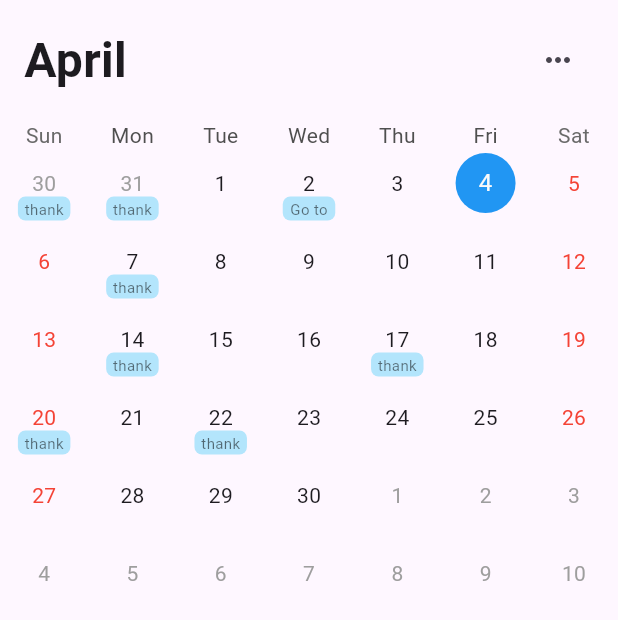
After one commit to To-Do-List-app-Final-Project/To_Do_List_App, a Flutter app: the CalendarPage screen opened directly, on a phone screen of 412 x 824 dp. The commit adds this screen. Shown: the top 620 px of the screen. Run offline on Flutter 3.47's test engine with Material 3 defaults, Android fonts, the phone set to English and light mode, and no system bars; drawn by our look-alikes of table_calendar; our stand-ins replace dio, get, shared_preferences; accounts and stored records are empty.

Commit message:
Add Calender Page and fix my Reminder Dialog

```diff
--- a/lib/features/todo/data/repositories/profile_repository.dart
+++ b/lib/features/todo/data/repositories/profile_repository.dart
@@ -4,7 +4,7 @@ import 'package:to_do_list_app/features/todo/data/models/user_model.dart';
 
 class ProfileRepository {
   final Dio _dio = Dio(BaseOptions(
-    baseUrl: 'https://your-api-base-url.com/api',
+    baseUrl: 'http://10.0.2.2:8094',
     headers: {
       'Content-Type': 'application/json',
     },
--- /dev/null
+++ b/lib/features/todo/presentation/pages/calender_page.dart
@@ -0,0 +1,271 @@
+import 'package:flutter/material.dart';
+import 'package:intl/intl.dart';
+import 'package:table_calendar/table_calendar.dart';
+
+class CalendarPage extends StatefulWidget {
+  const CalendarPage({Key? key}) : super(key: key);
+
+  @override
+  _CalendarPageState createState() => _CalendarPageState();
+}
+
+class _CalendarPageState extends State<CalendarPage> {
+  CalendarFormat _calendarFormat = CalendarFormat.month;
+  DateTime _focusedDay = DateTime.now();
+  DateTime? _selectedDay;
+
+  // Sample task data
+  Map<DateTime, List<String>> _tasks = {
+    DateTime(2025, 3, 30): ['thank'],
+    DateTime(2025, 3, 31): ['thank'],
+    DateTime(2025, 4, 2): ['Go to'],
+    DateTime(2025, 4, 7): ['thank'],
+    DateTime(2025, 4, 14): ['thank'],
+    DateTime(2025, 4, 17): ['thank'],
+    DateTime(2025, 4, 20): ['thank'],
+    DateTime(2025, 4, 22): ['thank'],
+  };
+
+  List<String> _getTasksForDay(DateTime day) {
+    // Using the isSameDay function to ensure proper date comparison
+    for (final taskDay in _tasks.keys) {
+      if (isSameDay(taskDay, day)) {
+        return _tasks[taskDay] ?? [];
+      }
+    }
+    return [];
+  }
+
+  @override
+  void initState() {
+    super.initState();
+    _selectedDay = _focusedDay;
+  }
+
+  @override
+  Widget build(BuildContext context) {
+    return Scaffold(
+      body: SafeArea(
+        child: Column(
+          children: [
+            Padding(
+              padding: const EdgeInsets.all(16.0),
+              child: Row(
+                mainAxisAlignment: MainAxisAlignment.spaceBetween,
+                children: [
+                  Text(
+                    DateFormat('MMMM').format(_focusedDay),
+                    style: const TextStyle(
+                      fontSize: 32,
+                      fontWeight: FontWeight.bold,
+                    ),
+                  ),
+                  IconButton(
+                    icon: const Icon(Icons.more_horiz),
+                    onPressed: () {},
+                  ),
+                ],
+              ),
+            ),
+            TableCalendar(
+              firstDay: DateTime.utc(2020, 1, 1),
+              lastDay: DateTime.utc(2030, 12, 31),
+              focusedDay: _focusedDay,
+              calendarFormat: _calendarFormat,
+              availableCalendarFormats: const {
+                CalendarFormat.month: 'Month',
+              },
+              startingDayOfWeek: StartingDayOfWeek.sunday,
+              headerVisible: false,
+              daysOfWeekVisible: true,
+              sixWeekMonthsEnforced: true,
+
+              // Calendar styling
+              calendarStyle: CalendarStyle(
+                outsideDaysVisible: true,
+                weekendTextStyle: TextStyle(color: Colors.red),
+                holidayTextStyle: TextStyle(color: Colors.red),
+                todayDecoration: BoxDecoration(
+                  color: Colors.blue,
+                  shape: BoxShape.circle,
+                ),
+                selectedDecoration: BoxDecoration(
+                  color: Colors.blue,
+                  shape: BoxShape.circle,
+                ),
+                markerDecoration: BoxDecoration(
+                  color: Colors.lightBlue.shade100,
+                  shape: BoxShape.rectangle,
+                  borderRadius: BorderRadius.circular(5),
+                ),
+              ),
+
+              // Event markers
+              eventLoader: _getTasksForDay,
+
+              calendarBuilders: CalendarBuilders(
+                markerBuilder: (context, date, events) {
+                  if (events.isNotEmpty) {
+                    return Positioned(
+                      bottom: 1,
+                      child: Container(
+                        height: 16,
+                        width: 35,
+                        decoration: BoxDecoration(
+                          color: Colors.lightBlue.shade100,
+                          borderRadius: BorderRadius.circular(5),
+                        ),
+                        child: Center(
+                          child: Text(
+                            events[0] as String,
+                            style: const TextStyle(
+                              color: Colors.black54,
+                              fontSize: 10,
+                            ),
+                          ),
+                        ),
+                      ),
+                    );
+                  }
+                  return null;
+                },
+                todayBuilder: (context, date, _) {
+                  return Container(
+                    margin: const EdgeInsets.all(4.0),
+                    alignment: Alignment.center,
+                    decoration: BoxDecoration(
+                      color: Colors.blue,
+                      shape: BoxShape.circle,
+                    ),
+                    child: Text(
+                      date.day.toString(),
+                      style: const TextStyle(color: Colors.white),
+                    ),
+                  );
+                },
+                outsideBuilder: (context, date, _) {
+                  return Container(
+                    margin: const EdgeInsets.all(4.0),
+                    alignment: Alignment.center,
+                    child: Text(
+                      date.day.toString(),
+                      style: const TextStyle(color: Colors.grey),
+                    ),
+                  );
+                },
+              ),
+
+              selectedDayPredicate: (day) {
+                return isSameDay(_selectedDay, day);
+              },
+
+              onDaySelected: (selectedDay, focusedDay) {
+                setState(() {
+                  _selectedDay = selectedDay;
+                  _focusedDay = focusedDay;
+                  _showTasksBottomSheet(selectedDay);
+                });
+              },
+
+              onPageChanged: (focusedDay) {
+                setState(() {
+                  _focusedDay = focusedDay;
+                });
+              },
+            ),
+            const Spacer(),
+          ],
+        ),
+      ),
+    );
+  }
+
+  void _showTasksBottomSheet(DateTime day) {
+    String formattedDate = DateFormat('EEE, MMM d').format(day);
+    int daysUntil = day.difference(DateTime.now()).inDays;
+    String daysText = 'D';
+    if (daysUntil > 0) {
+      daysText += ' +$daysUntil';
+    } else if (daysUntil < 0) {
+      daysText += ' ${daysUntil}';
+    } else {
+      daysText += ' 0';
+    }
+
+    showModalBottomSheet(
+      context: context,
+      backgroundColor: Colors.transparent,
+      builder: (context) {
+        return Container(
+          decoration: const BoxDecoration(
+            color: Colors.white,
+            borderRadius: BorderRadius.only(
+              topLeft: Radius.circular(20),
+              topRight: Radius.circular(20),
+            ),
+          ),
+          child: Column(
+            mainAxisSize: MainAxisSize.min,
+            children: [
+              Padding(
+                padding: const EdgeInsets.all(16.0),
+                child: Row(
+                  mainAxisAlignment: MainAxisAlignment.spaceBetween,
+                  children: [
+                    Column(
+                      crossAxisAlignment: CrossAxisAlignment.start,
+                      children: [
+                        Text(
+                          formattedDate,
+                          style: const TextStyle(
+                            fontSize: 18,
+                            fontWeight: FontWeight.bold,
+                          ),
+                        ),
+                        Text(
+                          daysText,
+                          style: TextStyle(
+                            color: Colors.grey,
+                          ),
+                        ),
+                      ],
+                    ),
+                    IconButton(
+                      icon: const Icon(Icons.sentiment_satisfied_outlined),
+                      onPressed: () {},
+                    ),
+                  ],
+                ),
+              ),
+              const SizedBox(height: 100), // Space for tasks
+              Padding(
+                padding: const EdgeInsets.all(16.0),
+                child: ElevatedButton(
+                  onPressed: () {},
+                  style: ElevatedButton.styleFrom(
+                    backgroundColor: Colors.grey.shade200,
+                    foregroundColor: Colors.black54,
+                    elevation: 0,
+                    shape: RoundedRectangleBorder(
+                      borderRadius: BorderRadius.circular(10),
+                    ),
+                    minimumSize: const Size(double.infinity, 50),
+                  ),
+                  child: const Row(
+                    mainAxisAlignment: MainAxisAlignment.center,
+                    children: [
+                      Icon(Icons.add),
+                      SizedBox(width: 8),
+                      Text("Add a Task"),
+                    ],
+                  ),
+                ),
+              ),
+              const SizedBox(height: 20),
+            ],
+          ),
+        );
+      },
+    );
+  }
+}
--- a/lib/features/todo/presentation/pages/main_screen.dart
+++ b/lib/features/todo/presentation/pages/main_screen.dart
@@ -3,6 +3,7 @@ import 'package:flutter/material.dart';
 import 'package:get/get.dart';
 import 'package:to_do_list_app/features/auth/presentation/controllers/auth_controller.dart';
 import 'package:to_do_list_app/features/todo/presentation/controllers/profile_controller.dart';
+import 'package:to_do_list_app/features/todo/presentation/pages/calender_page.dart';
 import 'package:to_do_list_app/features/todo/presentation/pages/home_page.dart';
 import 'package:to_do_list_app/features/todo/presentation/pages/profile_screen.dart';
 import '../widgets/bottom_navbar.dart';
@@ -51,7 +52,7 @@ class _MainScreenState extends State<MainScreen> {
   Widget build(BuildContext context) {
     final pages = [
       const HomePage(),
-      const HomePage(),
+      const CalendarPage(),
       const ProfilePage(),
     ];
 
--- a/lib/features/todo/presentation/widgets/task_input_modal.dart
+++ b/lib/features/todo/presentation/widgets/task_input_modal.dart
@@ -88,7 +88,7 @@ class TaskInputController extends GetxController {
         dateTime.year == tomorrow.year) {
       // Tomorrow
       final timeStr = TimeOfDay.fromDateTime(dateTime).format(context);
-      reminderText.value = "Tomorrow, $timeStr";
+      reminderText.value = "$timeStr";
     } else {
       // Other date
       final dateStr = "${dateTime.month}/${dateTime.day}";
@@ -238,7 +238,7 @@ void showTaskInputModal(
               ),
               maxLines: 2,
             ),
-            SizedBox(height: 24),
+            SizedBox(height: 16),
             Row(
               mainAxisAlignment: MainAxisAlignment.spaceBetween,
               children: [
@@ -260,7 +260,7 @@ void showTaskInputModal(
                             color: Colors.blue[200]!,
                           ),
                         )),
-                    SizedBox(width: 8),
+                    SizedBox(width: 6),
                     Obx(() => OptionButton(
                           icon: Icons.notifications_none,
                           label: controller.reminderText.value,
--- a/pubspec.yaml
+++ b/pubspec.yaml
@@ -21,6 +21,7 @@ dependencies:
   # For JSON serialization
   json_annotation: ^4.8.1
   intl: ^0.20.2
+  table_calendar: ^3.2.0
 
 dev_dependencies:
   flutter_test:
```
Also changed, not shown: pubspec.lock.
